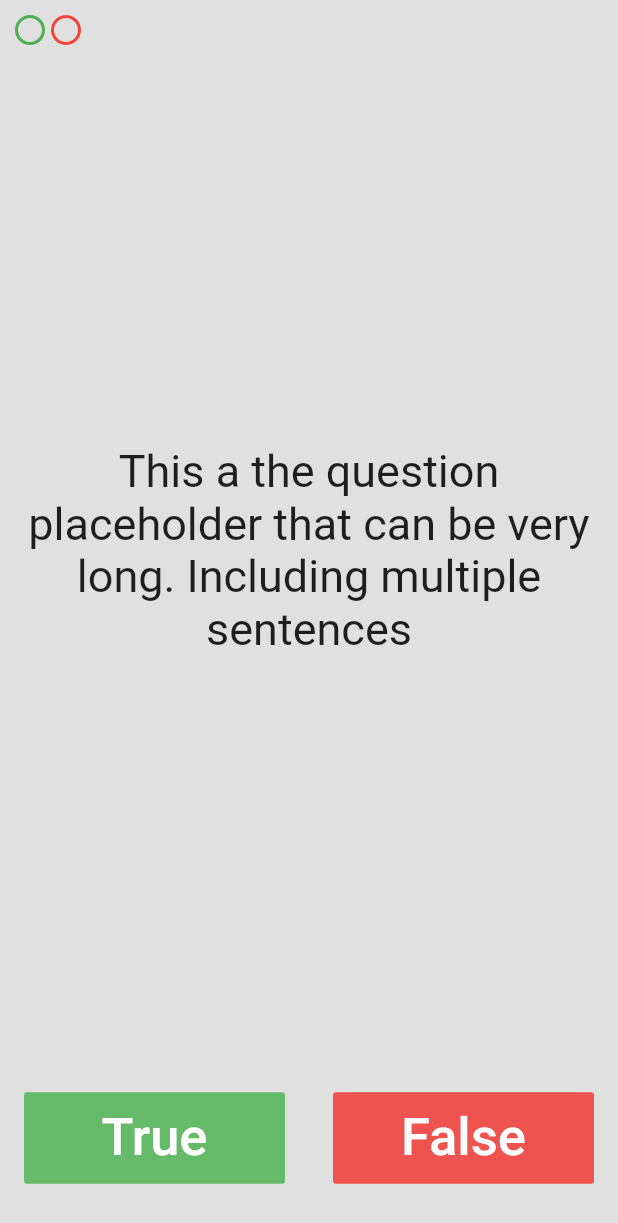
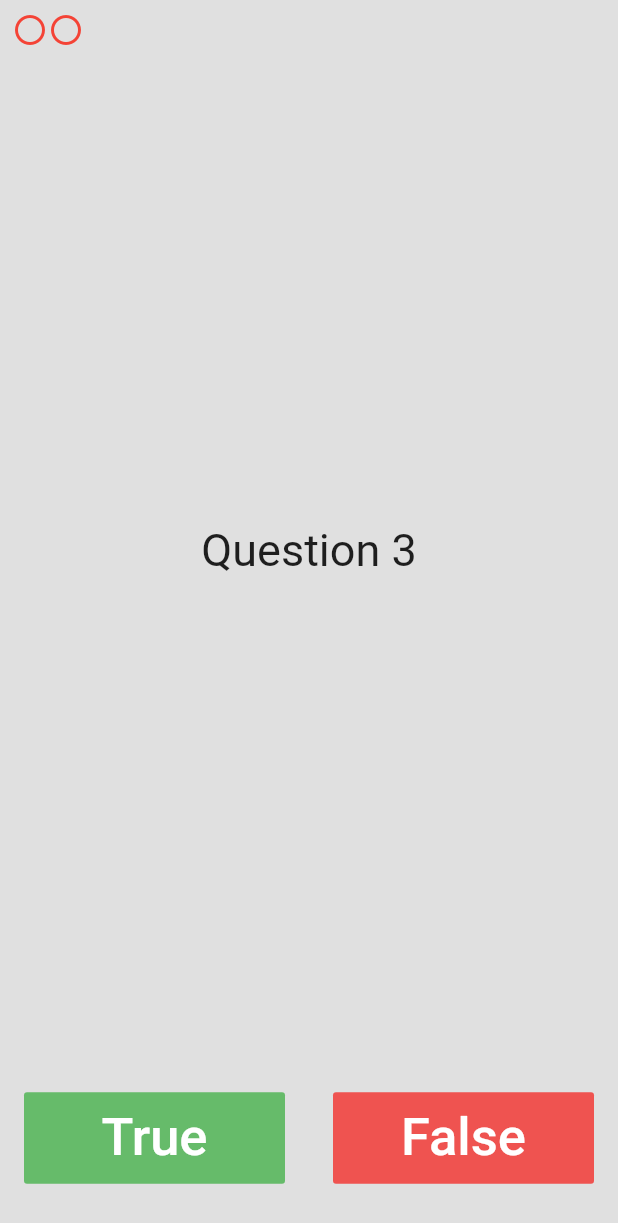
Before and after one commit to TheBeachLab/fabbers, a Flutter app: the screen it shows after launch, after a tap on "True", after a tap on "False", on a phone screen of 412 x 824 dp. Shown: the top 1223 px of the screen. Run offline on Flutter 3.47's test engine with Material 2 defaults, Android fonts, the phone set to English and light mode, and no system bars; our stand-ins replace audioplayers.

Commit message:
Quizz question answers lists

```diff
--- a/lib/main.dart
+++ b/lib/main.dart
@@ -29,6 +29,25 @@ class QuizPage extends StatefulWidget {
 
 class _QuizPageState extends State<QuizPage> {
   List<Icon> scoreKeeper = [];
+
+  List<String> questions = [
+    'Commercial boards (like Arduino) are forbidden in Fab Academy',
+    'In molding and casting I decided to 3D print my tooling. This is valid',
+    'Question 3',
+    'Question 4',
+    'Question 5',
+  ];
+
+  List<bool> answers = [
+    false,
+    true,
+    false,
+    true,
+    true,
+  ];
+
+  int questionNumber = 0;
+
   @override
   Widget build(BuildContext context) {
     return Column(
@@ -45,7 +64,7 @@ class _QuizPageState extends State<QuizPage> {
             child: Padding(
               padding: const EdgeInsets.all(16.0),
               child: Text(
-                'This a the question placeholder that can be very long. Including multiple sentences',
+                questions[questionNumber],
                 style: TextStyle(
                   fontSize: 30.0,
                 ),
@@ -67,12 +86,23 @@ class _QuizPageState extends State<QuizPage> {
                     onPressed: () {
                       setState(
                         () {
+                          bool correctAnswer = answers[questionNumber];
+                          if (correctAnswer == true) {
                             scoreKeeper.add(
                               Icon(
                                 Icons.radio_button_unchecked,
                                 color: Colors.green,
                               ),
                             );
+                          } else {
+                            scoreKeeper.add(
+                              Icon(
+                                Icons.radio_button_unchecked,
+                                color: Colors.red,
+                              ),
+                            );
+                          }
+                          questionNumber++;
                         },
                       );
                     },
@@ -95,12 +125,23 @@ class _QuizPageState extends State<QuizPage> {
                     onPressed: () {
                       setState(
                         () {
+                          bool correctAnswer = answers[questionNumber];
+                          if (correctAnswer == true) {
                             scoreKeeper.add(
                               Icon(
                                 Icons.radio_button_unchecked,
                                 color: Colors.red,
                               ),
                             );
+                          } else {
+                            scoreKeeper.add(
+                              Icon(
+                                Icons.radio_button_unchecked,
+                                color: Colors.green,
+                              ),
+                            );
+                          }
+                          questionNumber++;
                         },
                       );
                     },
```
Lines whose indentation alone changed are shown as unchanged.
